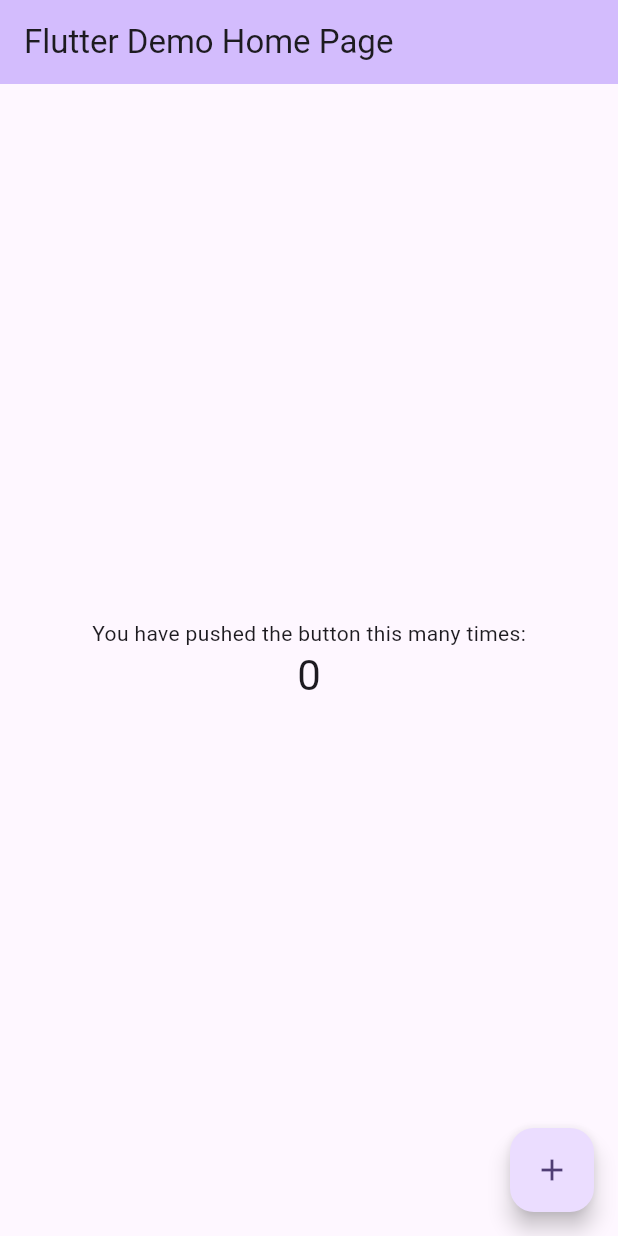
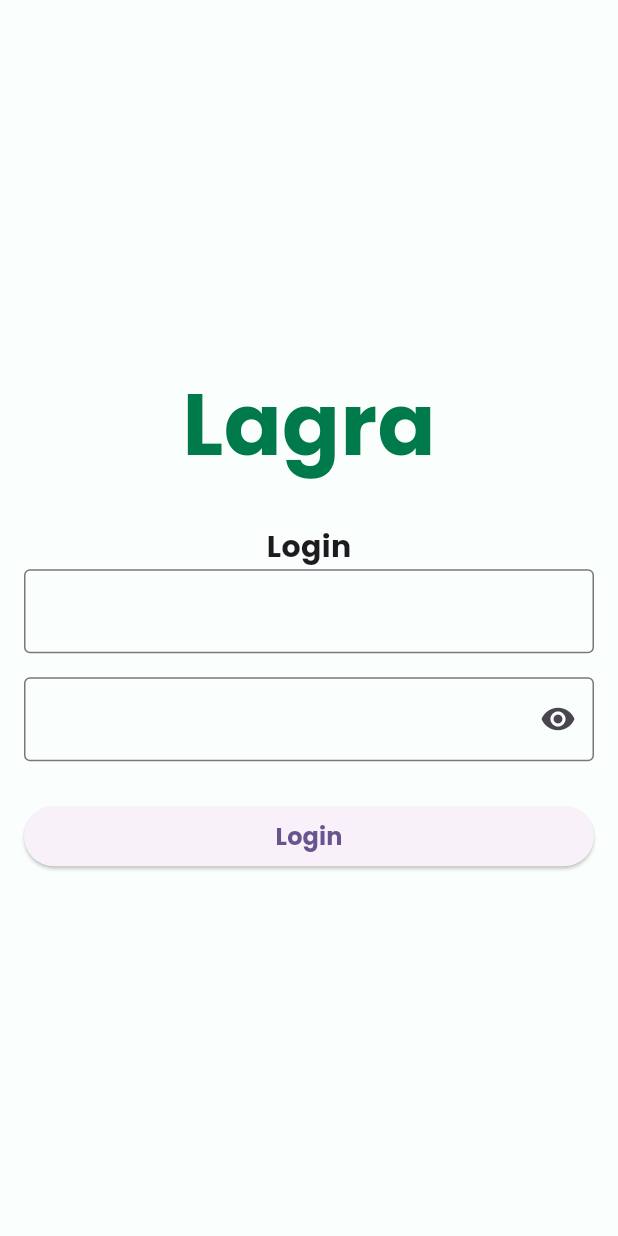
Before and after one commit to UnknownRori/lagra-client, a Flutter app: the screen it shows after launch, on a phone screen of 412 x 824 dp. Run offline on Flutter 3.47's test engine with Material 3 defaults, Android fonts, the phone set to English and light mode, and no system bars.

Commit message:
📦 added login page, scaffold theme

```diff
--- /dev/null
+++ b/lib/app.dart
@@ -0,0 +1,20 @@
+import 'package:flutter/material.dart';
+import 'package:lagra_client/page/login/login.dart';
+import 'package:lagra_client/utils/theme.dart';
+
+class App extends StatelessWidget {
+  const App({super.key});
+
+  @override
+  Widget build(BuildContext context) {
+    return MaterialApp(
+      title: "Lagra",
+      theme: ThemeData(
+        colorScheme: ColorScheme.fromSeed(seedColor: Colors.deepPurple),
+        scaffoldBackgroundColor: AppColor.bg,
+        useMaterial3: true,
+      ),
+      home: const Login(),
+    );
+  }
+}
--- /dev/null
+++ b/lib/components/text_field.dart
@@ -0,0 +1,42 @@
+import 'package:flutter/material.dart';
+import 'package:flutter/services.dart';
+
+class BorderTextField extends StatelessWidget {
+  final TextEditingController controller;
+  final TextInputType inputType;
+  final List<TextInputFormatter> formatter;
+  final void Function()? onTap;
+  final InputDecoration? inputDecoration;
+  final bool? readOnly;
+  final bool? obscureText;
+  final bool? enableSuggestion;
+
+  BorderTextField(
+      {super.key,
+      TextInputType? inputType,
+      List<TextInputFormatter>? formatter,
+      this.onTap,
+      this.inputDecoration,
+      this.readOnly,
+      this.obscureText,
+      this.enableSuggestion,
+      required this.controller})
+      : inputType = inputType ?? TextInputType.text,
+        formatter = formatter ?? List.empty();
+
+  @override
+  Widget build(BuildContext context) {
+    return TextField(
+      decoration: (inputDecoration ?? const InputDecoration()).copyWith(
+        border: inputDecoration?.border ?? const OutlineInputBorder(),
+      ),
+      keyboardType: inputType,
+      readOnly: readOnly ?? false,
+      onTap: onTap,
+      obscureText: obscureText ?? false,
+      enableSuggestions: enableSuggestion ?? false,
+      inputFormatters: formatter,
+      controller: controller,
+    );
+  }
+}
--- /dev/null
+++ b/lib/env.dart
@@ -0,0 +1,3 @@
+class Environment {
+  static const API_URL = "tick-pleasing-stud.ngrok-free.app";
+}
--- a/lib/main.dart
+++ b/lib/main.dart
@@ -1,125 +1,13 @@
 import 'package:flutter/material.dart';
+import 'package:provider/provider.dart';
+import 'package:lagra_client/app.dart';
+import 'package:lagra_client/providers/authentication.dart';
 
 void main() {
-  runApp(const MyApp());
+  runApp(MultiProvider(
+    providers: [
+      ChangeNotifierProvider(create: (_) => AuthenticationProvider()),
+    ],
+    child: const App(),
+  ));
 }
-
-class MyApp extends StatelessWidget {
-  const MyApp({super.key});
-
-  // This widget is the root of your application.
-  @override
-  Widget build(BuildContext context) {
-    return MaterialApp(
-      title: 'Flutter Demo',
-      theme: ThemeData(
-        // This is the theme of your application.
-        //
-        // TRY THIS: Try running your application with "flutter run". You'll see
-        // the application has a purple toolbar. Then, without quitting the app,
-        // try changing the seedColor in the colorScheme below to Colors.green
-        // and then invoke "hot reload" (save your changes or press the "hot
-        // reload" button in a Flutter-supported IDE, or press "r" if you used
-        // the command line to start the app).
-        //
-        // Notice that the counter didn't reset back to zero; the application
-        // state is not lost during the reload. To reset the state, use hot
-        // restart instead.
-        //
-        // This works for code too, not just values: Most code changes can be
-        // tested with just a hot reload.
-        colorScheme: ColorScheme.fromSeed(seedColor: Colors.deepPurple),
-        useMaterial3: true,
-      ),
-      home: const MyHomePage(title: 'Flutter Demo Home Page'),
-    );
-  }
-}
-
-class MyHomePage extends StatefulWidget {
-  const MyHomePage({super.key, required this.title});
-
-  // This widget is the home page of your application. It is stateful, meaning
-  // that it has a State object (defined below) that contains fields that affect
-  // how it looks.
-
-  // This class is the configuration for the state. It holds the values (in this
-  // case the title) provided by the parent (in this case the App widget) and
-  // used by the build method of the State. Fields in a Widget subclass are
-  // always marked "final".
-
-  final String title;
-
-  @override
-  State<MyHomePage> createState() => _MyHomePageState();
-}
-
-class _MyHomePageState extends State<MyHomePage> {
-  int _counter = 0;
-
-  void _incrementCounter() {
-    setState(() {
-      // This call to setState tells the Flutter framework that something has
-      // changed in this State, which causes it to rerun the build method below
-      // so that the display can reflect the updated values. If we changed
-      // _counter without calling setState(), then the build method would not be
-      // called again, and so nothing would appear to happen.
-      _counter++;
-    });
-  }
-
-  @override
-  Widget build(BuildContext context) {
-    // This method is rerun every time setState is called, for instance as done
-    // by the _incrementCounter method above.
-    //
-    // The Flutter framework has been optimized to make rerunning build methods
-    // fast, so that you can just rebuild anything that needs updating rather
-    // than having to individually change instances of widgets.
-    return Scaffold(
-      appBar: AppBar(
-        // TRY THIS: Try changing the color here to a specific color (to
-        // Colors.amber, perhaps?) and trigger a hot reload to see the AppBar
-        // change color while the other colors stay the same.
-        backgroundColor: Theme.of(context).colorScheme.inversePrimary,
-        // Here we take the value from the MyHomePage object that was created by
-        // the App.build method, and use it to set our appbar title.
-        title: Text(widget.title),
-      ),
-      body: Center(
-        // Center is a layout widget. It takes a single child and positions it
-        // in the middle of the parent.
-        child: Column(
-          // Column is also a layout widget. It takes a list of children and
-          // arranges them vertically. By default, it sizes itself to fit its
-          // children horizontally, and tries to be as tall as its parent.
-          //
-          // Column has various properties to control how it sizes itself and
-          // how it positions its children. Here we use mainAxisAlignment to
-          // center the children vertically; the main axis here is the vertical
-          // axis because Columns are vertical (the cross axis would be
-          // horizontal).
-          //
-          // TRY THIS: Invoke "debug painting" (choose the "Toggle Debug Paint"
-          // action in the IDE, or press "p" in the console), to see the
-          // wireframe for each widget.
-          mainAxisAlignment: MainAxisAlignment.center,
-          children: <Widget>[
-            const Text(
-              'You have pushed the button this many times:',
-            ),
-            Text(
-              '$_counter',
-              style: Theme.of(context).textTheme.headlineMedium,
-            ),
-          ],
-        ),
-      ),
-      floatingActionButton: FloatingActionButton(
-        onPressed: _incrementCounter,
-        tooltip: 'Increment',
-        child: const Icon(Icons.add),
-      ), // This trailing comma makes auto-formatting nicer for build methods.
-    );
-  }
-}
--- /dev/null
+++ b/lib/page/login/login.dart
@@ -0,0 +1,15 @@
+import 'package:flutter/material.dart';
+import 'package:lagra_client/page/login/login_mobile.dart';
+
+class Login extends StatelessWidget {
+  const Login({super.key});
+
+  @override
+  Widget build(BuildContext context) {
+    return LayoutBuilder(
+      builder: (BuildContext context, BoxConstraints constraints) {
+        return const LoginMobile();
+      },
+    );
+  }
+}
--- /dev/null
+++ b/lib/page/login/login_mobile.dart
@@ -0,0 +1,97 @@
+import 'package:flutter/material.dart';
+import 'package:lagra_client/components/text_field.dart';
+import 'package:lagra_client/providers/authentication.dart';
+import 'package:lagra_client/utils/theme.dart';
+import 'package:provider/provider.dart';
+
+class LoginMobile extends StatefulWidget {
+  const LoginMobile({super.key});
+
+  @override
+  _LoginMobileState createState() => _LoginMobileState();
+}
+
+class _LoginMobileState extends State<LoginMobile> {
+  final TextEditingController _usernameController = TextEditingController();
+  final TextEditingController _passwordController = TextEditingController();
+  bool showPassword = false;
+
+  Future<bool> login(BuildContext context) async {
+    String username = _usernameController.text;
+    String password = _usernameController.text;
+
+    bool result = await context
+        .read<AuthenticationProvider>()
+        .Authenticate(username, password);
+
+    if (!result) {
+      ScaffoldMessenger.of(context).showSnackBar(SnackBar(
+          backgroundColor: Colors.red.withOpacity(0.8),
+          content: Text("Invalid password or username", style: mobile.body2),
+          duration: const Duration(seconds: 1)));
+    }
+
+    return result;
+  }
+
+  @override
+  Widget build(BuildContext context) {
+    return Scaffold(
+      body: SafeArea(
+        child: Center(
+          child: Padding(
+            padding: mobile.pagePadding,
+            child: Column(
+              mainAxisAlignment: MainAxisAlignment.center,
+              crossAxisAlignment: CrossAxisAlignment.center,
+              children: [
+                Text(
+                  "Lagra",
+                  style: mobile.title.copyWith(color: AppColor.primary),
+                ),
+                const SizedBox(
+                  height: 26,
+                ),
+                Text("Login", style: mobile.subtitle2),
+                BorderTextField(controller: _usernameController),
+                const SizedBox(
+                  height: 16,
+                ),
+                BorderTextField(
+                  controller: _passwordController,
+                  obscureText: showPassword,
+                  inputDecoration: InputDecoration(
+                    suffixIcon: IconButton(
+                      onPressed: () {
+                        setState(() {
+                          showPassword = !showPassword;
+                        });
+                      },
+                      icon: const Icon(Icons.visibility),
+                    ),
+                  ),
+                ),
+                const SizedBox(
+                  height: 26,
+                ),
+                SizedBox(
+                  width: double.infinity,
+                  child: ElevatedButton(
+                      onPressed: () => login(context),
+                      child: Text("Login", style: mobile.body1)),
+                )
+              ],
+            ),
+          ),
+        ),
+      ),
+    );
+  }
+
+  @override
+  void dispose() {
+    _usernameController.dispose();
+    _passwordController.dispose();
+    super.dispose();
+  }
+}
--- /dev/null
+++ b/lib/providers/authentication.dart
@@ -0,0 +1,24 @@
+import 'dart:convert';
+import 'package:http/http.dart' as http;
+
+import 'package:flutter/material.dart';
+import 'package:lagra_client/env.dart';
+
+class AuthenticationProvider with ChangeNotifier {
+  http.Client client = http.Client();
+  String token = "";
+
+  Future<bool> Authenticate(String username, String password) async {
+    var body = json.encode({"username": username, "password": password});
+    var url = Uri.https(Environment.API_URL, 'api/v1/auth/login');
+    final response = await client.post(url, body: body, headers: {
+      "content-type": "application/json",
+    });
+    var decodedResponse = jsonDecode(utf8.decode(response.bodyBytes)) as Map;
+    if (decodedResponse["status"] == "success") {
+      token = decodedResponse["data"]["token"];
+      return true;
+    }
+    return false;
+  }
+}
--- /dev/null
+++ b/lib/utils/theme.dart
@@ -0,0 +1,52 @@
+import 'package:flutter/material.dart';
+
+class AppColor {
+  static const bg = Color(0xFFFAFFFD);
+  static const secondaryText = Color(0xFF323232);
+  static const mainText = Color(0xFF010E0B);
+  static const primary = Color(0xFF007A4B);
+  static const secondary = Color(0xFF7CA2F3);
+  static const accent = Color(0xFF480064);
+  static const danger = Color(0xFFFF0000);
+}
+
+class Theme {
+  final TextStyle title;
+  final TextStyle subtitle;
+  final TextStyle subtitle2;
+  final TextStyle body1;
+  final TextStyle body2;
+  final TextStyle smallsub1;
+  final TextStyle smallsub2;
+
+  final EdgeInsets pagePadding;
+
+
+  const Theme({
+    required this.title,
+    required this.subtitle,
+    required this.subtitle2,
+    required this.body1,
+    required this.body2,
+    required this.smallsub1,
+    required this.smallsub2,
+    required this.pagePadding,
+  });
+}
+
+const Theme mobile = Theme(
+  title: TextStyle(
+      fontSize: 57, fontWeight: FontWeight.bold, fontFamily: 'poppins'),
+  subtitle: TextStyle(
+      fontSize: 36, fontWeight: FontWeight.bold, fontFamily: 'poppins'),
+  subtitle2: TextStyle(fontSize: 20, fontWeight: FontWeight.bold, fontFamily: 'poppins'),
+  body1: TextStyle(
+      fontSize: 16, fontFamily: 'poppins', fontWeight: FontWeight.bold),
+  body2: TextStyle(
+      fontSize: 16, fontFamily: 'poppins'),
+  smallsub1: TextStyle(
+      fontSize: 12, fontFamily: 'poppins', fontWeight: FontWeight.bold),
+  smallsub2:
+      TextStyle(fontSize: 12, fontFamily: 'poppins'),
+  pagePadding: EdgeInsets.only(left: 16, right: 16, top: 24, bottom: 24),
+);
```
Also changed, not shown: lib/page/home/home_mobile.dart (added, +18 -0 lines), lib/utils/page_animation.dart (added, +22 -0 lines), pubspec.yaml (+13 -9 lines), assets/fonts/Poppins-Bold.ttf (added), assets/fonts/Poppins-Italic.ttf (added), assets/fonts/Poppins-Regular.ttf (added), assets/images/me.png (added), pubspec.lock.
